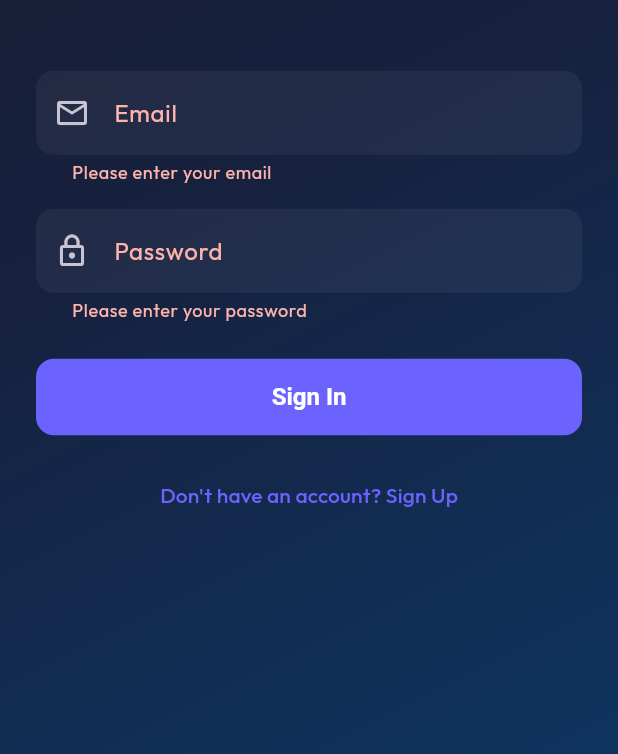
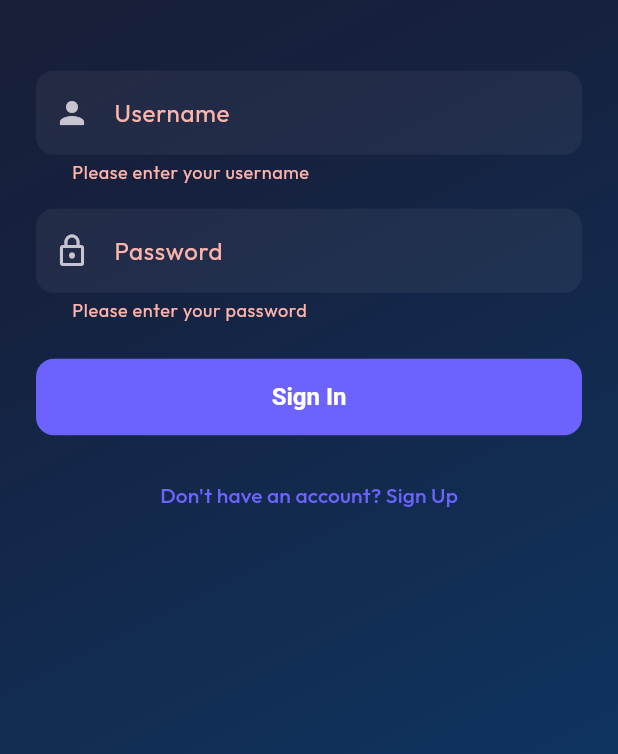
Before and after one commit to 3Musketeesr/NutrivisonAI, a Flutter app: the screen it shows after launch, after a tap on "Sign In", on a phone screen of 412 x 824 dp, the part 482-1236 px from its top. Run offline on Flutter 3.47's test engine with Material 3 defaults, Android fonts, the phone set to English and light mode, and no system bars; drawn by our look-alikes of flutter_animate; our stand-ins replace flutter_secure_storage, go_router, google_fonts.

Commit message:
feat: connect frontend to backend api for auth

```diff
--- a/mobile_app/lib/screens/login_screen.dart
+++ b/mobile_app/lib/screens/login_screen.dart
@@ -1,6 +1,7 @@
 import 'package:flutter/material.dart';
 import 'package:go_router/go_router.dart';
 import 'package:flutter_animate/flutter_animate.dart';
+import 'package:mobile_app/services/auth_service.dart';
 
 class LoginScreen extends StatefulWidget {
   const LoginScreen({super.key});
@@ -13,16 +14,30 @@ class _LoginScreenState extends State<LoginScreen> {
   final _formKey = GlobalKey<FormState>();
   final _emailController = TextEditingController();
   final _passwordController = TextEditingController();
+  final _authService = AuthService();
   bool _isLoading = false;
 
   Future<void> _login() async {
     if (_formKey.currentState!.validate()) {
       setState(() => _isLoading = true);
-      // Simulate API call
-      await Future.delayed(const Duration(seconds: 2));
+
+      final success = await _authService.login(
+        _emailController.text,
+        _passwordController.text,
+      );
+
       if (mounted) {
         setState(() => _isLoading = false);
-        context.go('/home');
+        if (success) {
+          context.go('/home');
+        } else {
+          ScaffoldMessenger.of(context).showSnackBar(
+            const SnackBar(
+              content: Text('Login failed. Please check your credentials.'),
+              backgroundColor: Colors.red,
+            ),
+          );
+        }
       }
     }
   }
@@ -80,13 +95,12 @@ class _LoginScreenState extends State<LoginScreen> {
                       TextFormField(
                         controller: _emailController,
                         decoration: const InputDecoration(
-                          labelText: 'Email',
-                          prefixIcon: Icon(Icons.email_outlined),
+                          labelText: 'Username', // Changed from Email to Username to match backend
+                          prefixIcon: Icon(Icons.person),
                         ),
-                        keyboardType: TextInputType.emailAddress,
                         validator: (value) {
                           if (value == null || value.isEmpty) {
-                            return 'Please enter your email';
+                            return 'Please enter your username';
                           }
                           return null;
                         },
--- a/mobile_app/pubspec.yaml
+++ b/mobile_app/pubspec.yaml
@@ -37,6 +37,8 @@ dependencies:
   go_router: ^17.0.0
   google_fonts: ^6.3.2
   flutter_animate: ^4.5.2
+  http: ^1.6.0
+  flutter_secure_storage: ^9.2.4
 
 dev_dependencies:
   flutter_test:
```
Also changed, not shown: mobile_app/lib/screens/register_screen.dart (+27 -5 lines), mobile_app/lib/services/auth_service.dart (added, +68 -0 lines), mobile_app/pubspec.lock, 5 other files.
